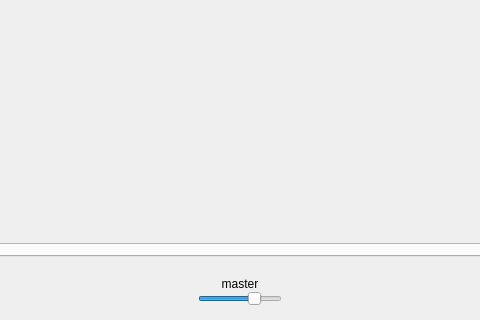
Qt form src/Common/gui/MainWindow.ui (elieserdejesus/JamTaba) before a commit; both pictures show x 340 to 820 and y 123 to 443 of the 1160 by 443 pixel window.
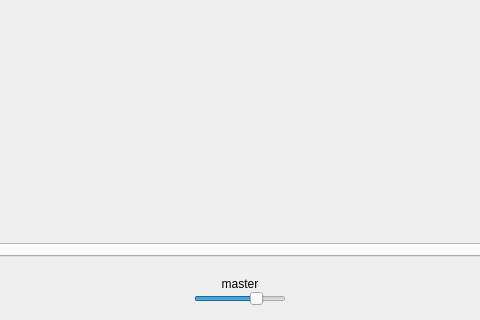
The same form after that commit. Icons and pictures are not drawn. Custom widgets are drawn as their Qt base class.

Diff of the .ui file:
```diff
--- a/src/Common/gui/MainWindow.ui
+++ b/src/Common/gui/MainWindow.ui
@@ -271,7 +271,7 @@
             <item>
              <widget class="QSlider" name="masterFader">
               <property name="sizePolicy">
-               <sizepolicy hsizetype="Minimum" vsizetype="Expanding">
+               <sizepolicy hsizetype="MinimumExpanding" vsizetype="Expanding">
                 <horstretch>0</horstretch>
                 <verstretch>0</verstretch>
                </sizepolicy>
```
Left out of the diff: 4 changed lines with no effect on the pictures.
